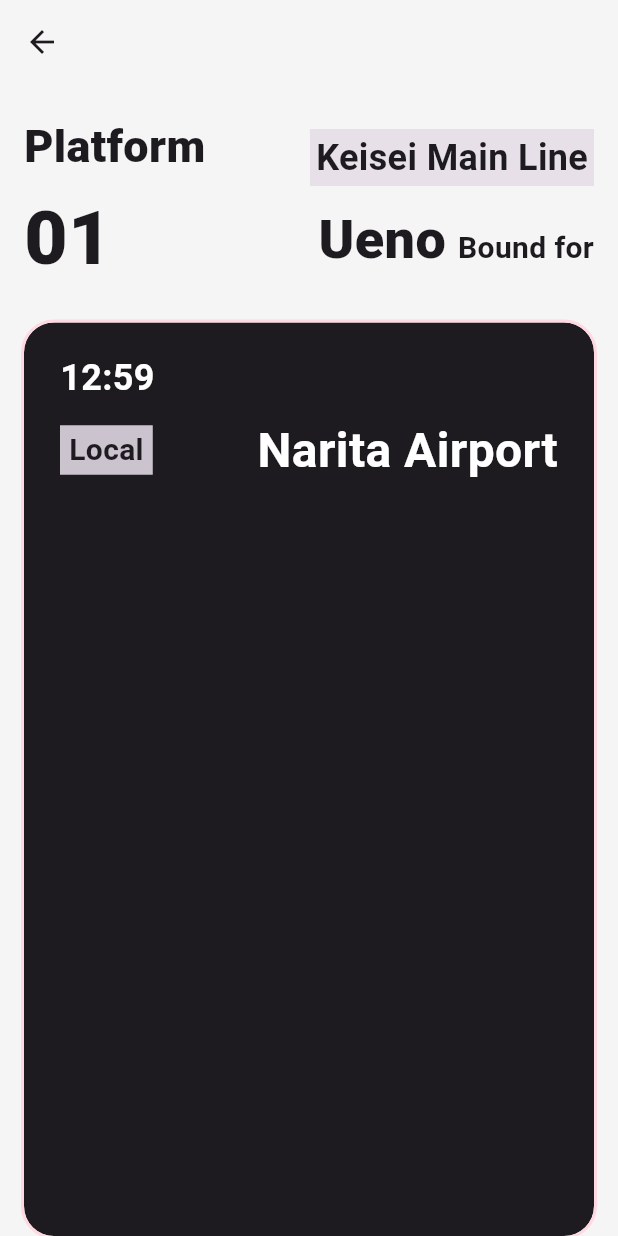
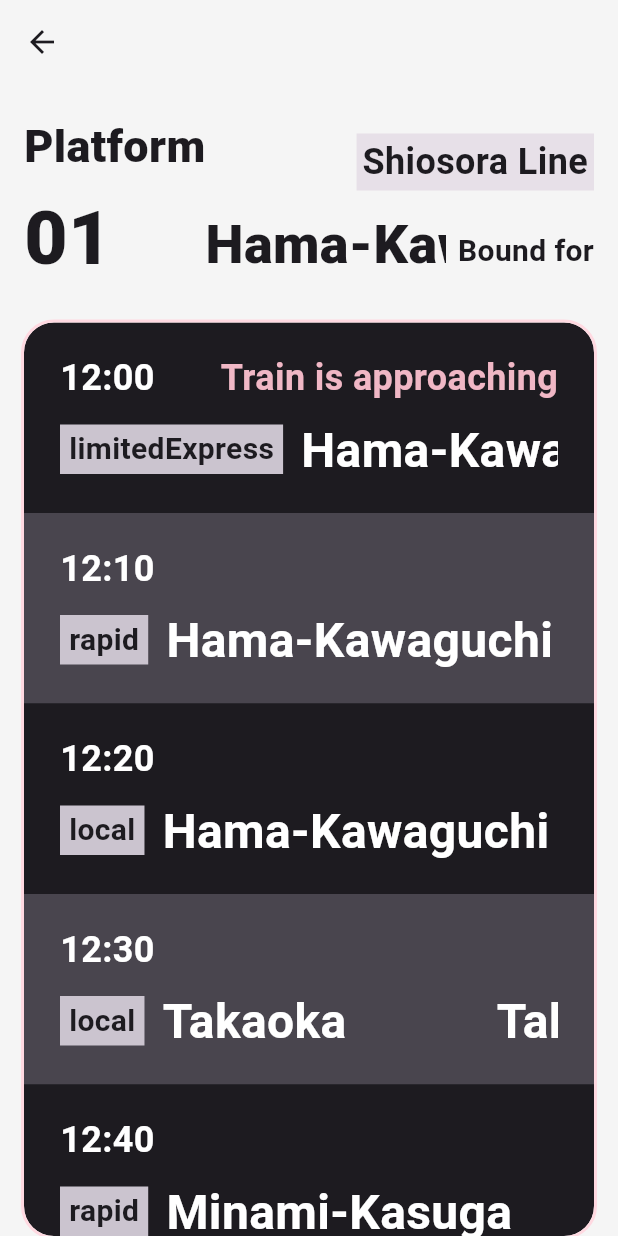
Before and after one commit to akari39/station_info, a Flutter app: the screen it shows after launch, after a tap on "Platform", on a phone screen of 412 x 824 dp. Run offline on Flutter 3.47's test engine with Material 3 defaults, Android fonts, the phone set to English and light mode, and no system bars; drawn by our look-alikes of marquee.

Commit message:
Add data to local asset. Read data from the local asset. Create data classes to convert data to the view.

```diff
--- a/lib/main.dart
+++ b/lib/main.dart
@@ -1,5 +1,8 @@
+import 'dart:convert';
+
 import 'package:flutter/material.dart';
 import 'package:flutter/services.dart';
+import 'package:station_info/models/models.dart';
 import 'package:station_info/styles/colors.dart';
 import 'package:station_info/widgets/platform_list_item.dart';
 
@@ -33,11 +36,23 @@
 }
 
 class _MyHomePageState extends State<MyHomePage> {
+  List<Platform>? platforms;
 
   @override
   void initState() {
     super.initState();
     SystemChrome.setEnabledSystemUIMode(SystemUiMode.edgeToEdge);
+    loadData();
+  }
+
+  void loadData() async {
+    String data = await DefaultAssetBundle.of(context)
+        .loadString("assets/json/stationData.json");
+    List<dynamic> dataJson = jsonDecode(data);
+    setState(() {
+      platforms =
+          dataJson.map((platform) => Platform.fromJson(platform)).toList();
+    });
   }
 
   @override
@@ -52,30 +67,36 @@
       ),
       child: Scaffold(
         backgroundColor: MyColors.backgroundColor,
-        appBar: PreferredSize(
+        appBar: const PreferredSize(
           preferredSize: Size.fromHeight(100),
           child: SafeArea(
             child: Center(
               child: Text(
-                'どこそこの駅',
+                'Kisaki Coast',
                 style: TextStyle(
                   fontSize: 36,
                   fontWeight: FontWeight.w900,
                   letterSpacing: 4,
                   decoration: TextDecoration.underline,
                   decorationColor: MyColors.titleTint,
-                  decorationThickness: 4,
+                  decorationThickness: 2,
                 ),
               ),
             ),
           ),
         ),
-        body: ListView(
-          children: [
-            PlatformListItem(platformNo: 1, lineName: 'Test', bound: 'test',),
-            PlatformListItem(platformNo: 1, lineName: 'Test', bound: 'test', isOval: true,)
-          ],
-        ),
+        body: platforms != null
+            ? ListView.builder(
+                itemCount: platforms!.length,
+                itemBuilder: (builder, index) {
+                  final platform = platforms![index];
+                  return PlatformListItem(
+                    platform: platform,
+                    isOval: index % 2 != 0,
+                  );
+                },
+              )
+            : Container(),
       ),
     );
   }
--- /dev/null
+++ b/lib/models/models.dart
@@ -0,0 +1,79 @@
+enum TrainType { local, rapid, express, limitedExpress }
+
+extension TrainTypeExtension on TrainType {
+  String toShortString() {
+    return toString().split('.').last; // Converts TrainType.local to "local"
+  }
+
+  static TrainType fromString(String value) {
+    return TrainType.values.firstWhere((type) => type.toShortString() == value, orElse: () => TrainType.local);
+  }
+}
+
+class Train {
+  final String time;
+  final TrainType type;
+  final String terminus;
+  final int? timeLeft;
+  final List<String> stops;
+
+  Train({
+    required this.time,
+    required this.type,
+    required this.terminus,
+    this.timeLeft,
+    required this.stops,
+  });
+
+  factory Train.fromJson(Map<String, dynamic> json) {
+    return Train(
+      time: json['time'],
+      type: TrainTypeExtension.fromString(json['type']),
+      terminus: json['terminus'],
+      timeLeft: json['timeLeft'],
+      stops: List<String>.from(json['stops']),
+    );
+  }
+
+  Map<String, dynamic> toJson() {
+    return {
+      'time': time,
+      'type': type.toShortString(),
+      'terminus': terminus,
+      'timeLeft': timeLeft,
+      'stops': stops,
+    };
+  }
+}
+
+class Platform {
+  final int platformNo;
+  final String lineName;
+  final String bound;
+  final List<Train> trains;
+
+  Platform({
+    required this.platformNo,
+    required this.lineName,
+    required this.bound,
+    required this.trains,
+  });
+
+  factory Platform.fromJson(Map<String, dynamic> json) {
+    return Platform(
+      platformNo: json['platformNo'],
+      lineName: json['lineName'],
+      bound: json['bound'],
+      trains: (json['trains'] as List).map((train) => Train.fromJson(train)).toList(),
+    );
+  }
+
+  Map<String, dynamic> toJson() {
+    return {
+      'platformNo': platformNo,
+      'lineName': lineName,
+      'bound': bound,
+      'trains': trains.map((train) => train.toJson()).toList(),
+    };
+  }
+}
--- a/lib/platform.dart
+++ b/lib/platform.dart
@@ -1,4 +1,5 @@
 import 'package:flutter/material.dart';
+import 'package:station_info/models/models.dart';
 import 'package:station_info/styles/colors.dart';
 import 'package:station_info/widgets/platform_list_item.dart';
 import 'package:station_info/widgets/train_list_item.dart';
@@ -11,46 +12,73 @@
 }
 
 class _PlatformPageState extends State<PlatformPage> {
+  Platform? platform;
+
+  @override
+  void initState() {
+    super.initState();
+    WidgetsBinding.instance.addPostFrameCallback((_) {
+      setState(() {
+        platform = ModalRoute.of(context)?.settings.arguments as Platform;
+      });
+    });
+  }
+
   @override
   Widget build(BuildContext context) {
     return Scaffold(
-      appBar: AppBar(backgroundColor: MyColors.backgroundColor),
+      appBar: AppBar(
         backgroundColor: MyColors.backgroundColor,
-      body: Column(
+        surfaceTintColor: MyColors.backgroundColor,
+      ),
+      backgroundColor: MyColors.backgroundColor,
+      body: platform != null
+          ? Column(
               children: [
-          PlatformListItem(platformNo: 1, lineName: 'Test', bound: 'Bound'),
+                PlatformListItem(
+                  platform: platform!,
+                  infoOnly: true,
+                ),
                 Expanded(
                   child: SafeArea(
                     child: Container(
                       margin: const EdgeInsets.symmetric(horizontal: 16),
                       decoration: BoxDecoration(
-                  borderRadius: const BorderRadius.all(Radius.circular(20)),
+                        borderRadius:
+                            const BorderRadius.all(Radius.circular(20)),
                         border: Border.all(
-                    color: Theme.of(context).colorScheme.tertiaryContainer,
+                          color:
+                              Theme.of(context).colorScheme.tertiaryContainer,
                           width: 2,
                           strokeAlign: BorderSide.strokeAlignOutside,
                         ),
                       ),
                       child: ClipRRect(
-                  borderRadius: const BorderRadius.all(Radius.circular(20)),
+                        borderRadius:
+                            const BorderRadius.all(Radius.circular(20)),
                         child: Ink(
                           width: double.infinity,
                           decoration: BoxDecoration(
-                      borderRadius: const BorderRadius.all(Radius.circular(20)),
+                            borderRadius:
+                                const BorderRadius.all(Radius.circular(20)),
                             color: Theme.of(context).colorScheme.onSurface,
                           ),
-                    child: ListView(
-                      children: [
-                        TrainListItem(time: '', type: '', terminus: ''),
-                      ],
-                    ),
+                          child: ListView.builder(
+                              itemCount: platform!.trains.length,
+                              itemBuilder: (context, index) {
+                                return TrainListItem(
+                                  train: platform!.trains[index],
+                                  isOval: index % 2 != 0,
+                                );
+                              }),
                         ),
                       ),
                     ),
                   ),
                 ),
               ],
-      ),
+            )
+          : Container(),
     );
   }
 }
--- a/lib/widgets/platform_list_item.dart
+++ b/lib/widgets/platform_list_item.dart
@@ -1,27 +1,28 @@
 import 'package:flutter/material.dart';
+import 'package:marquee/marquee.dart';
+import 'package:station_info/models/models.dart';
 import 'package:station_info/platform.dart';
 import 'package:station_info/styles/colors.dart';
 
 class PlatformListItem extends StatelessWidget {
-  final int platformNo;
-  final String lineName;
-  final String bound;
+  final Platform platform;
   final bool isOval;
+  final bool infoOnly;
 
   const PlatformListItem({
     super.key,
-    required this.platformNo,
-    required this.lineName,
-    required this.bound,
     this.isOval = false,
+    required this.platform,
+    this.infoOnly = false,
   });
 
   @override
   Widget build(BuildContext context) {
     return InkWell(
-      onTap: () => Navigator.of(context).push(
+      onTap: infoOnly ? null : () => Navigator.of(context).push(
         MaterialPageRoute(
-          builder: (builder) => PlatformPage(),
+          builder: (builder) => const PlatformPage(),
+          settings: RouteSettings(arguments: platform),
         ),
       ),
       child: Ink(
@@ -36,7 +37,7 @@
             Column(
               crossAxisAlignment: CrossAxisAlignment.start,
               children: [
-                Text(
+                const Text(
                   'Platform',
                   textAlign: TextAlign.start,
                   style: TextStyle(
@@ -44,49 +45,59 @@
                     fontWeight: FontWeight.w800,
                   ),
                 ),
-                SizedBox(height: 4),
+                const SizedBox(height: 4),
                 Text(
-                  '01',
+                  platform.platformNo.toString().padLeft(2, '0'),
                   textAlign: TextAlign.start,
-                  style: TextStyle(
+                  style: const TextStyle(
                     fontSize: 50,
                     fontWeight: FontWeight.w900,
                   ),
                 ),
               ],
             ),
-            Column(
+            Flexible(
+              child: Column(
                 crossAxisAlignment: CrossAxisAlignment.end,
                 children: [
                   Container(
                     color: isOval
                         ? Colors.white
                         : Theme.of(context).colorScheme.surfaceContainerHighest,
-                  padding: EdgeInsets.symmetric(vertical: 2, horizontal: 4),
+                    padding:
+                        const EdgeInsets.symmetric(vertical: 2, horizontal: 4),
                     child: Text(
-                    'Keisei Main Line',
+                      platform.lineName,
                       textAlign: TextAlign.end,
-                    style: TextStyle(
+                      style: const TextStyle(
                         fontSize: 24,
                         fontWeight: FontWeight.bold,
                       ),
                     ),
                   ),
-                SizedBox(height: 10),
+                  const SizedBox(height: 10),
                   Row(
                     textBaseline: TextBaseline.alphabetic,
-                  crossAxisAlignment: CrossAxisAlignment.baseline,
+                    crossAxisAlignment: CrossAxisAlignment.end,
                     children: [
-                    Text(
-                      'Ueno',
-                      textAlign: TextAlign.end,
-                      style: TextStyle(
+                      Flexible(
+                        child: SizedBox(
+                          height: 45,
+                          child: Marquee(
+                            text: platform.bound,
+                            style: const TextStyle(
                               fontSize: 36,
                               fontWeight: FontWeight.w800,
                             ),
+                            scrollAxis: Axis.horizontal,
+                            crossAxisAlignment: CrossAxisAlignment.end,
+                            blankSpace: 100.0,
+                            velocity: 60.0,
                           ),
-                    SizedBox(width: 8),
-                    Text(
+                        ),
+                      ),
+                      const SizedBox(width: 8),
+                      const Text(
                         'Bound for',
                         textAlign: TextAlign.end,
                         style: TextStyle(
@@ -98,6 +109,7 @@
                   )
                 ],
               ),
+            ),
           ],
         ),
       ),
--- a/lib/widgets/train_list_item.dart
+++ b/lib/widgets/train_list_item.dart
@@ -1,24 +1,22 @@
 import 'package:flutter/material.dart';
+import 'package:marquee/marquee.dart';
+import 'package:station_info/models/models.dart';
 
 class TrainListItem extends StatelessWidget {
-  final String time;
-  final String type;
-  final String terminus;
-  final String? timeLeft;
+  final Train train;
   final bool isOval;
 
   const TrainListItem({
     super.key,
-    required this.time,
-    required this.type,
-    required this.terminus,
-    this.timeLeft,
+    required this.train,
     this.isOval = false,
   });
 
   @override
   Widget build(BuildContext context) {
-    return InkWell(
+    return Material(
+      color: Colors.transparent,
+      child: InkWell(
         onTap: () {},
         child: Ink(
           color: isOval ? Theme.of(context).colorScheme.onSurfaceVariant : null,
@@ -29,16 +27,18 @@
                 mainAxisAlignment: MainAxisAlignment.spaceBetween,
                 children: [
                   Text(
-                  '12:59',
+                    train.time,
                     style: TextStyle(
                       fontWeight: FontWeight.bold,
                       color: Colors.white,
                       fontSize: 24,
                     ),
                   ),
-                if (timeLeft != null)
+                  if (train.timeLeft != null)
                     Text(
-                    '4 mins Left',
+                      train.timeLeft == 0
+                          ? 'Train is approaching'
+                          : '${train.timeLeft} mins Left',
                       style: TextStyle(
                         fontWeight: FontWeight.bold,
                         color: Theme.of(context).colorScheme.tertiaryFixedDim,
@@ -50,13 +50,14 @@
               const SizedBox(height: 8),
               Row(
                 mainAxisAlignment: MainAxisAlignment.spaceBetween,
+                crossAxisAlignment: CrossAxisAlignment.center,
                 children: [
                   Container(
                     color: Theme.of(context).colorScheme.outlineVariant,
                     padding:
                         const EdgeInsets.symmetric(vertical: 2, horizontal: 6),
                     child: Text(
-                    'Local',
+                      train.type.toShortString(),
                       style: TextStyle(
                         color: Theme.of(context).colorScheme.onSurface,
                         fontSize: 20,
@@ -64,12 +65,22 @@
                       ),
                     ),
                   ),
-                Text(
-                  'Narita Airport',
+                  const SizedBox(width: 12),
+                  Flexible(
+                    child: SizedBox(
+                      height: 45,
+                      child: Marquee(
+                        text: train.terminus,
                         style: TextStyle(
                           color: Colors.white,
                           fontSize: 32,
                           fontWeight: FontWeight.bold,
+                        ),
+                        scrollAxis: Axis.horizontal,
+                        crossAxisAlignment: CrossAxisAlignment.end,
+                        blankSpace: 100.0,
+                        velocity: 60.0,
+                      ),
                     ),
                   ),
                 ],
@@ -77,6 +88,7 @@
             ],
           ),
         ),
+      ),
     );
   }
 }
--- a/pubspec.yaml
+++ b/pubspec.yaml
@@ -35,6 +35,7 @@
   # The following adds the Cupertino Icons font to your application.
   # Use with the CupertinoIcons class for iOS style icons.
   cupertino_icons: ^1.0.8
+  marquee: ^2.3.0
 
 dev_dependencies:
   flutter_test:
@@ -62,6 +63,8 @@
   # assets:
   #   - images/a_dot_burr.jpeg
   #   - images/a_dot_ham.jpeg
+  assets:
+    - assets/json/stationData.json
 
   # An image asset can refer to one or more resolution-specific "variants", see
   # https://flutter.dev/to/resolution-aware-images
```
Also changed, not shown: assets/json/stationData.json (added, +178 -0 lines), pubspec.lock. Lines whose indentation alone changed are shown as unchanged.
